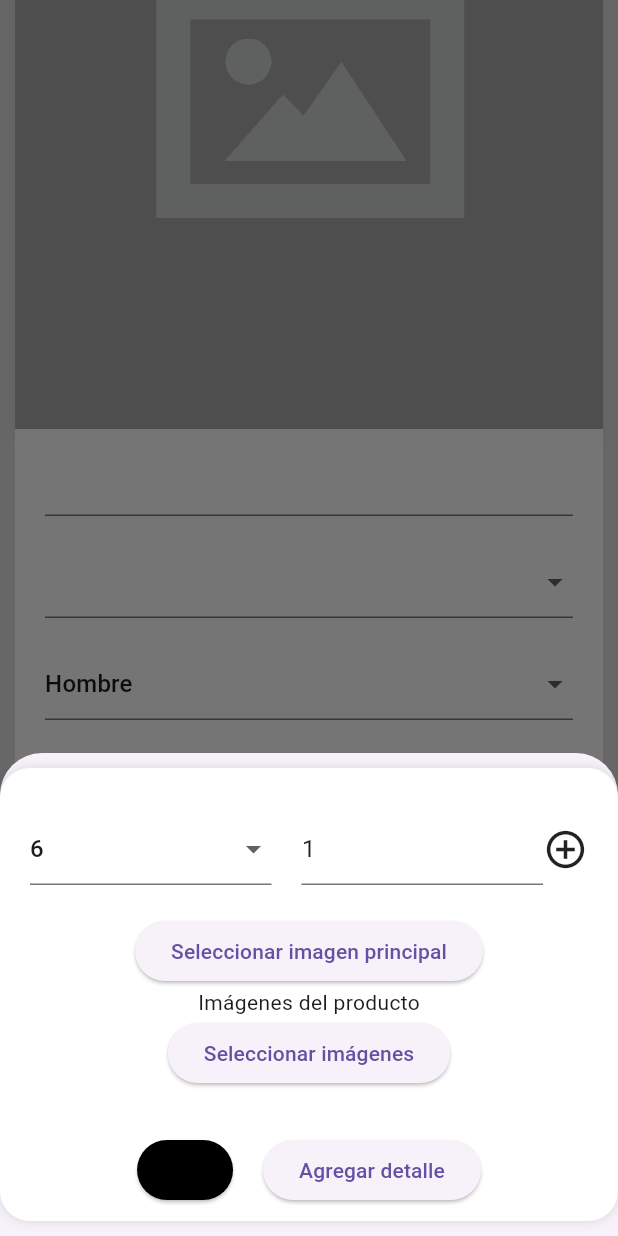
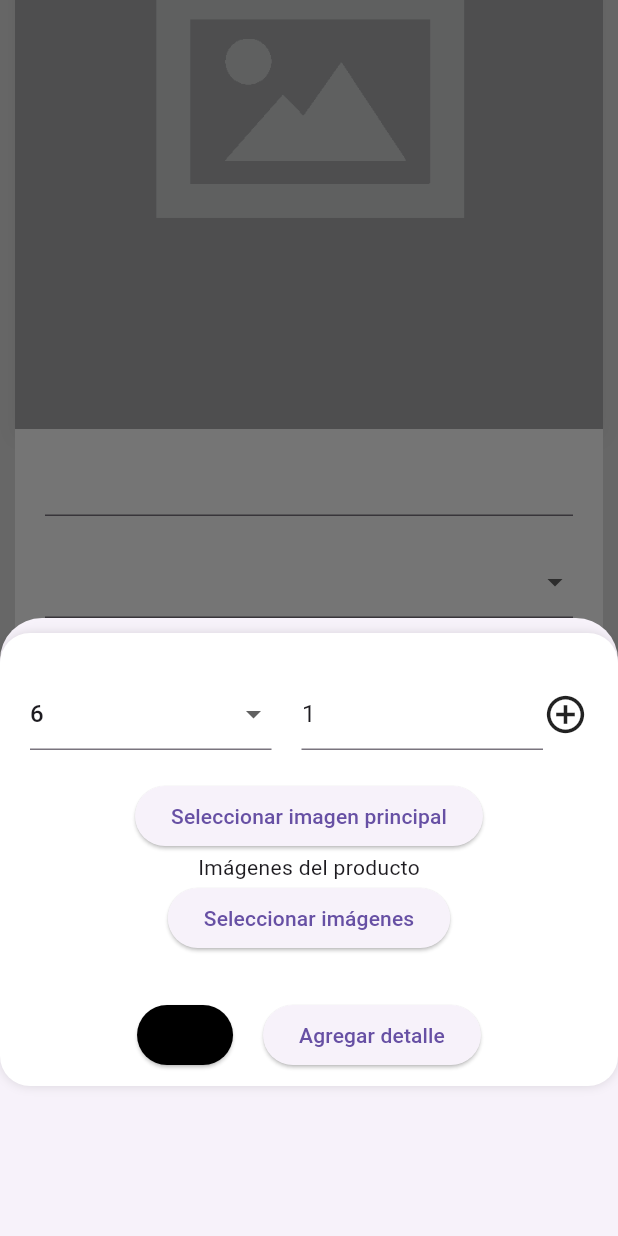
Before and after one commit to JuaanDiiaz/SneakersGestor, a Flutter app: the _ProductScreenBody screen opened directly with empty values, scrolled down 174 dp, after a tap on "Agregar detalle", on a phone screen of 412 x 824 dp. Run offline on Flutter 3.47's test engine with Material 3 defaults, Android fonts, the phone set to English and light mode, and no system bars; our stand-ins replace flutter_colorpicker, image_picker; network calls fail.

Commit message:
Add/fromMac

```diff
--- a/lib/screens/product_screen.dart
+++ b/lib/screens/product_screen.dart
@@ -43,6 +43,7 @@ class _ProductScreenBodyState extends State<_ProductScreenBody> {
     final productForm = Provider.of<ProductFormProvider>(context);
 
     return Scaffold(
+      resizeToAvoidBottomInset: true,
       body: SingleChildScrollView(
         child: Column(
           children: [
@@ -310,15 +311,27 @@ class _ProductFormState extends State<_ProductForm> {
                 onTap: () {
                   showModalBottomSheet<void>(
                     context: context,
+                    isScrollControlled: true,
                     builder: (BuildContext modalContext) {
-                      return ChangeNotifierProvider.value(
-                        value: Provider.of<ProductFormProvider>(context,
-                            listen: false),
-                        child:
-                            ProductDetaiWidget(sizes: sizes[selectedGender]!),
+                      return DraggableScrollableSheet(
+                        initialChildSize: 0.5, // Altura inicial del modal
+                        minChildSize: 0.3,     // Altura mínima
+                        maxChildSize: 0.9,     // Altura máxima (casi pantalla completa)
+                        expand: false,         // Evita que el modal ocupe toda la pantalla automáticamente
+                        builder: (_, controller) => ChangeNotifierProvider.value(
+                          value: Provider.of<ProductFormProvider>(context, listen: false),
+                          child: SingleChildScrollView(
+                            controller: controller,
+                            padding: EdgeInsets.only(
+                              bottom: MediaQuery.of(context).viewInsets.bottom,
+                            ),
+                            child: ProductDetaiWidget(sizes: sizes[selectedGender]!),
+                          ),
+                        ),
                       );
                     },
                   );
+
                 },
               ),
               SizedBox(
```
Also changed, not shown: 9 other files.
